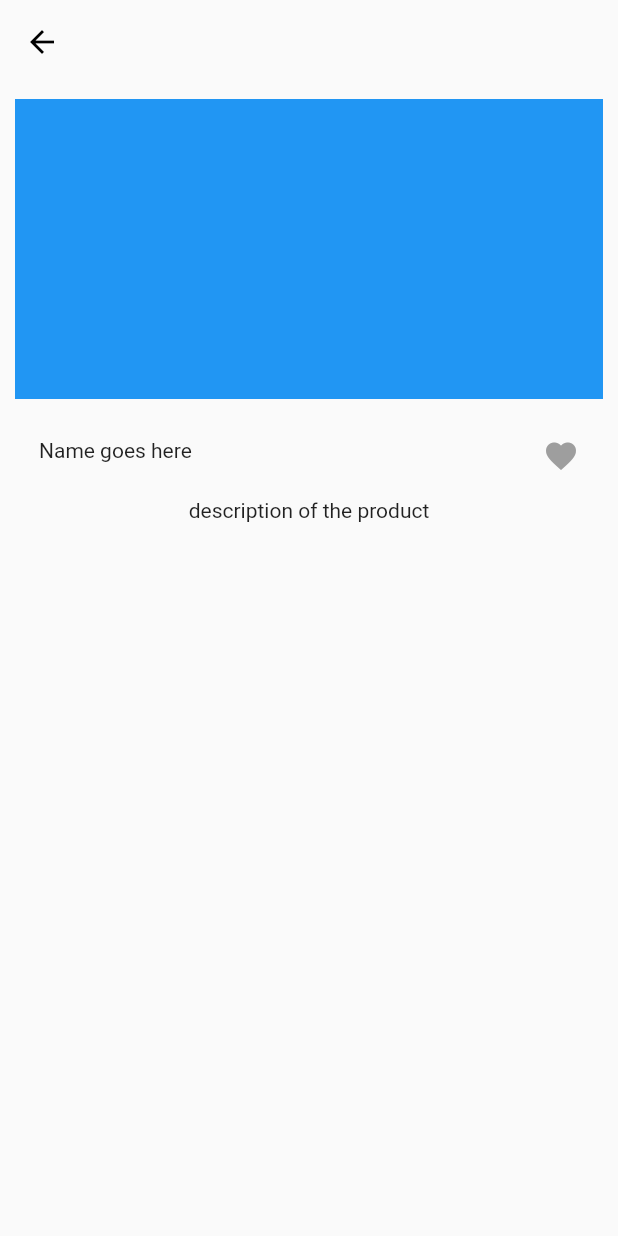
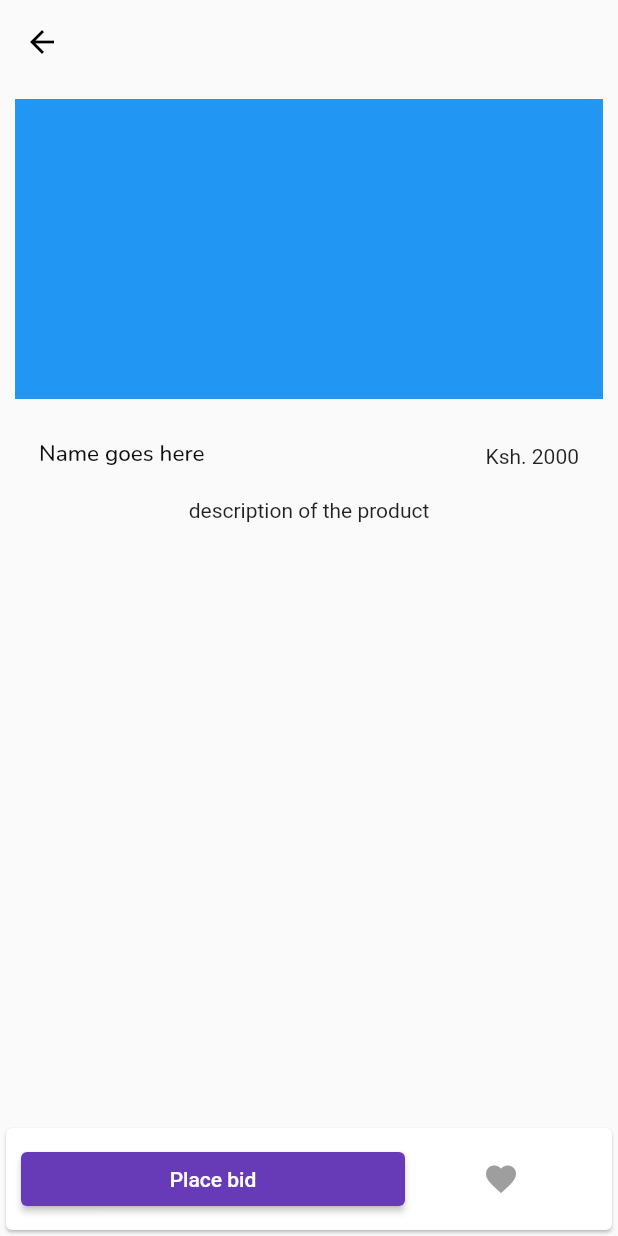
Before and after one commit to kdev135/swapp, a Flutter app: the screen it shows after launch, after a tap on "Label", on a phone screen of 412 x 824 dp. Run offline on Flutter 3.47's test engine with Material 2 defaults, Android fonts, the light colour scheme and no system bars; our stand-ins replace badges, flutter_svg, google_fonts.

Commit message:
added styles file

```diff
--- a/lib/components/product_card.dart
+++ b/lib/components/product_card.dart
@@ -1,5 +1,6 @@
 
 import 'package:flutter/material.dart';
+import 'package:swapp/styles.dart';
 
 import '../screens/view_product.dart';
 
@@ -35,7 +36,7 @@ class ProductCard extends StatelessWidget {
               const SizedBox(
                 height: 5,
               ),
-              Text("Label"),
+              Text("Label", style: productLableText,),
               Text('ksh. 2300')
             ],
           ),
--- a/lib/constants.dart
+++ b/lib/constants.dart
@@ -1,3 +1,4 @@
 import 'package:flutter/material.dart';
 
 const pagePadding = EdgeInsets.all(10);
+const kmainFontColor = Color.fromARGB(255, 15, 15, 15);
--- a/lib/screens/view_product.dart
+++ b/lib/screens/view_product.dart
@@ -1,6 +1,9 @@
 import "package:flutter/material.dart";
 import 'package:swapp/constants.dart';
+import 'package:swapp/styles.dart';
 
+
+// This is the screen that shows the details of a product and a bid button.
 class ViewProduct extends StatelessWidget {
   @override
   Widget build(BuildContext context) {
@@ -9,6 +12,21 @@ class ViewProduct extends StatelessWidget {
       backgroundColor: Colors.transparent,
       elevation: 0,
 
+      ),
+      bottomNavigationBar: Card(
+        child: Padding(
+          padding: pagePadding,
+          child: Row(
+            mainAxisAlignment: MainAxisAlignment.spaceBetween,
+            children: [
+              Expanded(
+                flex: 2,
+                child: ElevatedButton(onPressed: (){}, child: Text("Place bid",))),
+              Expanded(flex:1,child: Icon(Icons.favorite, color: Colors.grey,)),
+
+            ]
+          ),
+        ),
       ),
       body: Padding(
         padding: pagePadding,
@@ -22,7 +40,7 @@ class ViewProduct extends StatelessWidget {
 
             ),
             SizedBox(height: 10,),
-            ListTile(leading:Text("Name goes here"), trailing: Icon(Icons.favorite, color: Colors.grey,),),
+            ListTile(leading:Text("Name goes here", style: productLableText,), trailing: Text("Ksh. 2000")),
             Text("description of the product")
 
           ],
--- /dev/null
+++ b/lib/styles.dart
@@ -0,0 +1,7 @@
+// The non-constant  styling data used within the app
+
+import 'package:flutter/material.dart';
+import 'package:google_fonts/google_fonts.dart';
+import 'package:swapp/constants.dart';
+
+var productLableText = GoogleFonts.nunito(fontSize: 15, color: kmainFontColor, fontWeight: FontWeight.w500);
--- a/pubspec.yaml
+++ b/pubspec.yaml
@@ -32,6 +32,7 @@ dependencies:
   flutter:
     sdk: flutter
   flutter_svg: ^1.1.3
+  google_fonts: ^3.0.1
 
 dev_dependencies:
   flutter_lints: ^2.0.0
```
